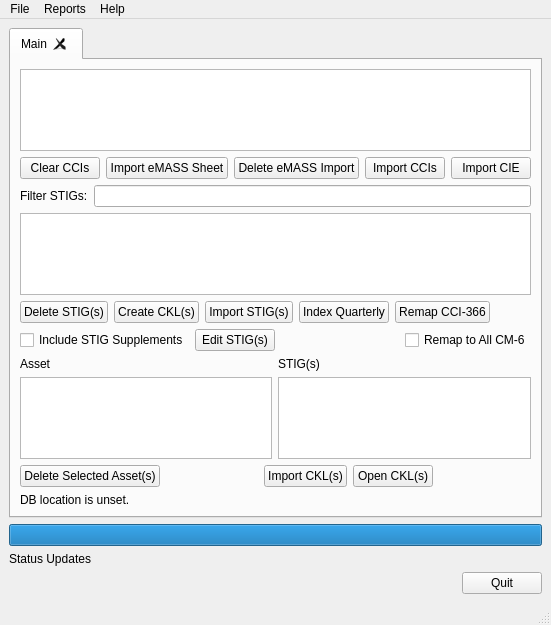
Old version of the form src/stigqter.ui in the repository squinky86/STIGQter.
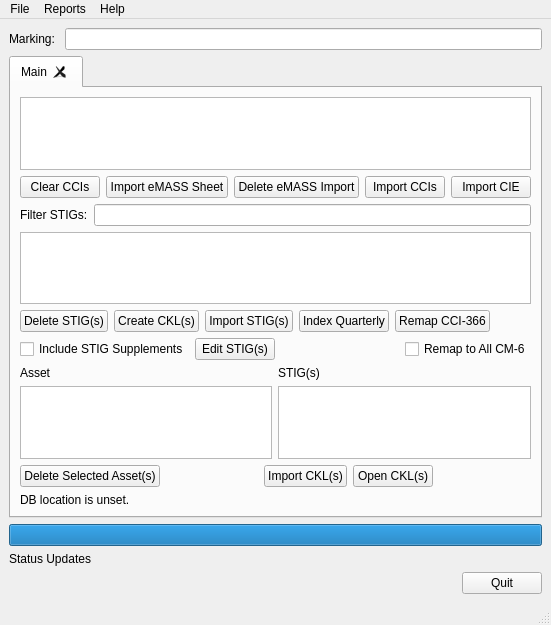
New version of the form.

The edit to the form file:
```diff
--- a/src/stigqter.ui
+++ b/src/stigqter.ui
@@ -15,6 +15,20 @@
   </property>
   <widget class="QWidget" name="centralwidget">
    <layout class="QVBoxLayout" name="verticalLayout_2">
+    <item>
+     <layout class="QHBoxLayout" name="horizontalLayout_8">
+      <item>
+       <widget class="QLabel" name="label_4">
+        <property name="text">
+         <string>Marking: </string>
+        </property>
+       </widget>
+      </item>
+      <item>
+       <widget class="QLineEdit" name="txtMarking"/>
+      </item>
+     </layout>
+    </item>
     <item>
      <widget class="QTabWidget" name="tabDB">
       <property name="toolTip">
```
Left out of the diff: 43 changed lines with no effect on the pictures.
